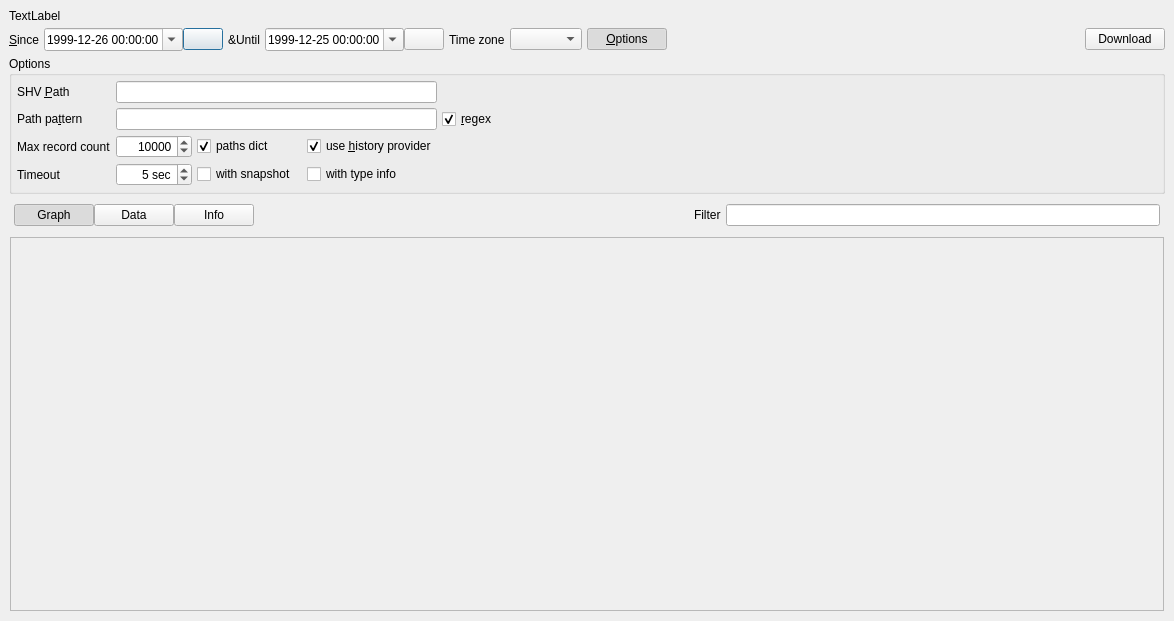
Above: libshvvisu/src/logview/dlgloginspector.ui from syyyr/libshv before the change. Below: the same form after it.
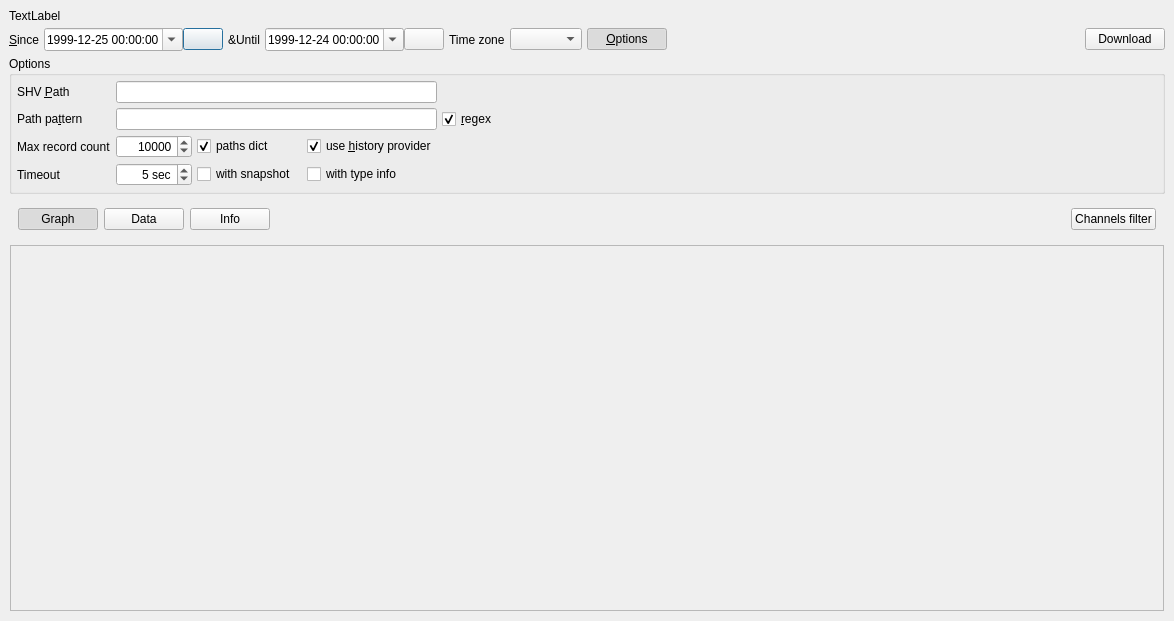
That is the form after the change. Icons and pictures are not drawn. Custom widgets are drawn as their Qt base class.

What changed in the file:
```diff
--- a/libshvvisu/src/logview/dlgloginspector.ui
+++ b/libshvvisu/src/logview/dlgloginspector.ui
@@ -65,7 +65,7 @@
           <date>
            <year>1999</year>
            <month>12</month>
-           <day>26</day>
+           <day>25</day>
           </date>
          </property>
          <property name="displayFormat">
@@ -113,7 +113,7 @@
           <date>
            <year>1999</year>
            <month>12</month>
-           <day>25</day>
+           <day>24</day>
           </date>
          </property>
          <property name="displayFormat">
@@ -355,27 +355,7 @@
      <property name="frameShadow">
       <enum>QFrame::Raised</enum>
      </property>
-     <layout class="QHBoxLayout" name="horizontalLayout_4">
-      <property name="spacing">
-       <number>5</number>
-      </property>
-      <property name="leftMargin">
-       <number>5</number>
-      </property>
-      <property name="topMargin">
-       <number>5</number>
-      </property>
-      <property name="rightMargin">
-       <number>5</number>
-      </property>
-      <property name="bottomMargin">
-       <number>5</number>
-      </property>
-      <item>
        <layout class="QHBoxLayout" name="horizontalLayout_3">
-        <property name="spacing">
-         <number>0</number>
-        </property>
         <item>
          <widget class="QPushButton" name="btTabGraph">
           <property name="text">
@@ -418,8 +398,6 @@
           </property>
          </widget>
         </item>
-       </layout>
-      </item>
       <item>
        <spacer name="horizontalSpacer_4">
         <property name="orientation">
@@ -434,16 +412,9 @@
        </spacer>
       </item>
       <item>
-       <widget class="QLabel" name="label_5">
+       <widget class="QPushButton" name="pbChannelsFilter">
         <property name="text">
-         <string>Filter</string>
-        </property>
-       </widget>
-      </item>
-      <item>
-       <widget class="QLineEdit" name="edDataFilter">
-        <property name="clearButtonEnabled">
-         <bool>true</bool>
+         <string>Channels filter</string>
         </property>
        </widget>
       </item>
@@ -483,7 +454,7 @@
             <x>0</x>
             <y>0</y>
             <width>1152</width>
-            <height>277</height>
+            <height>336</height>
            </rect>
           </property>
          </widget>
```
Left out of the diff: 1 changed line with no effect on the pictures. Lines whose indentation alone changed are shown as unchanged.
